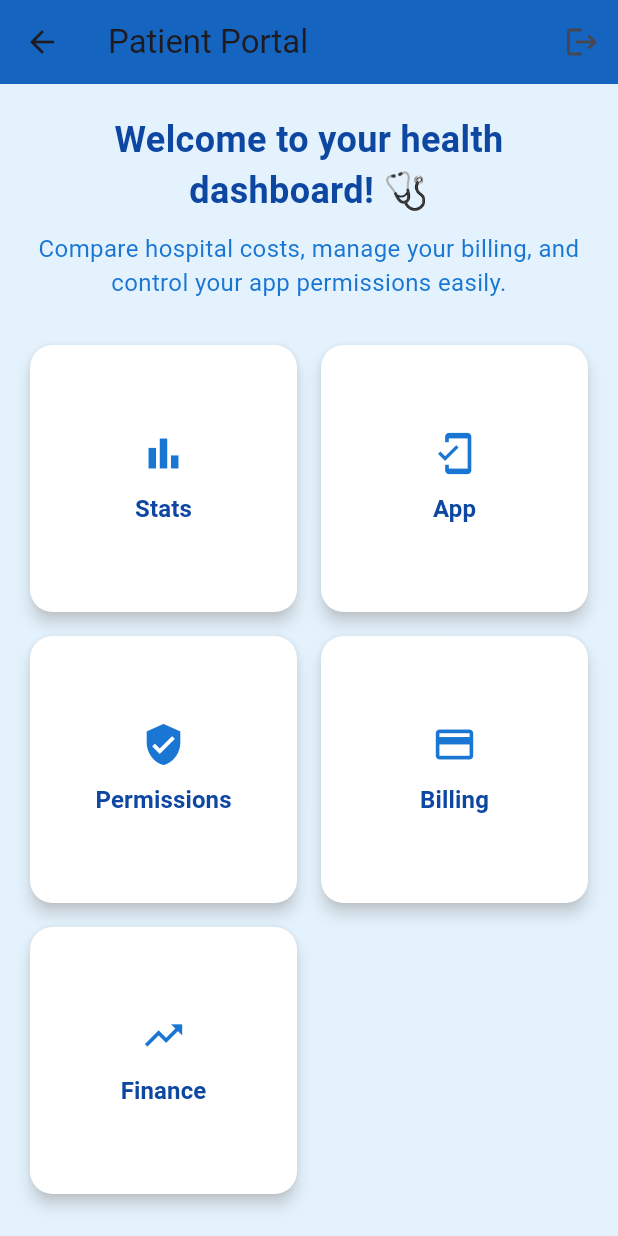
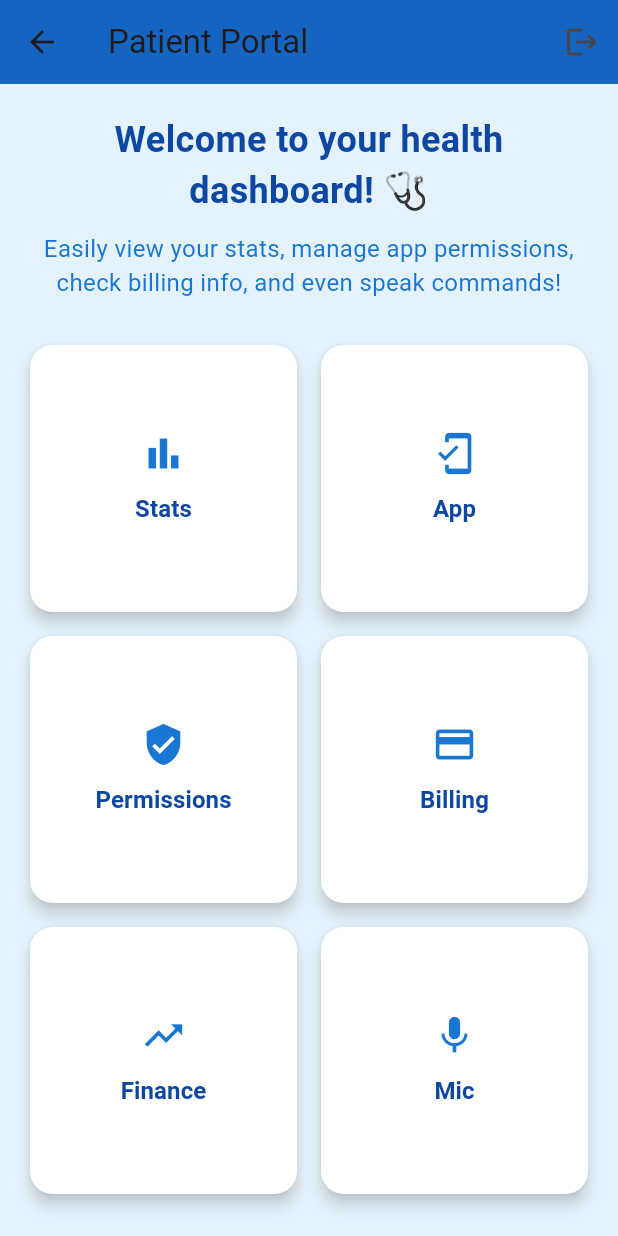
Before and after one commit to zunaira123457/weHack-Hackathon-, a Flutter app: the screen it shows after launch, after a tap on "Login", on a phone screen of 412 x 824 dp. Run offline on Flutter 3.47's test engine with Material 3 defaults, Android fonts, the light colour scheme and no system bars; our stand-ins replace camera, speech_to_text; missing offline and left inert: google_ml_kit; Roboto replaces fonts that are missing (Arial).

Commit message:
commit#2

```diff
--- a/lib/main.dart
+++ b/lib/main.dart
@@ -1,18 +1,57 @@
 import 'package:flutter/material.dart';
 import 'screens/patient_portal.dart';
 import 'screens/hospital_portal.dart';
-//import 'screens/patient_permissions.dart';
+import 'screens/patient_permissions.dart';
+import 'screens/patient_billing.dart';
+import 'screens/patient_finance.dart';
+import 'screens/speech_to_text.dart';
+import 'screens/insurance_card_scanner.dart';
 
 void main() {
-  runApp(MaterialApp(
+  runApp(MediMeshApp());
+}
+
+class MediMeshApp extends StatelessWidget {
+  @override
+  Widget build(BuildContext context) {
+    return MaterialApp(
       debugShowCheckedModeBanner: false,
       title: 'MediMesh',
       theme: ThemeData(
-      primarySwatch: Colors.indigo,
-      scaffoldBackgroundColor: Colors.blue[100],
+        primarySwatch: Colors.blue,
+        scaffoldBackgroundColor: Colors.white,
+        fontFamily: 'Arial',
+        inputDecorationTheme: InputDecorationTheme(
+          filled: true,
+          fillColor: Colors.grey[100],
+          border: OutlineInputBorder(
+            borderRadius: BorderRadius.circular(12),
+            borderSide: BorderSide.none,
+          ),
+        ),
+        elevatedButtonTheme: ElevatedButtonThemeData(
+          style: ElevatedButton.styleFrom(
+            backgroundColor: Colors.blueAccent,
+            foregroundColor: Colors.white,
+            padding: EdgeInsets.symmetric(horizontal: 30, vertical: 14),
+            shape: RoundedRectangleBorder(
+              borderRadius: BorderRadius.circular(12),
+            ),
+          ),
+        ),
       ),
       home: LoginScreen(),
-  ));
+      routes: {
+        '/patient': (context) => PatientPortal(),
+        '/hospital': (context) => HospitalPortal(),
+        '/permissions': (context) => PatientPermissionsScreen(),
+        '/billing': (context) => PatientBillingScreen(),
+        '/finance': (context) => PatientFinanceScreen(),
+        '/voice': (context) => SpeechRecognitionPage(),
+        '/scanner': (context) => InsuranceCardScanner(),
+      },
+    );
+  }
 }
 
 class LoginScreen extends StatefulWidget {
@@ -23,104 +62,110 @@ class LoginScreen extends StatefulWidget {
 class _LoginScreenState extends State<LoginScreen> {
   final TextEditingController emailController = TextEditingController();
   final TextEditingController passwordController = TextEditingController();
-  String userType = 'patient'; // default selection
-
-  void handleLogin() {
-    if (userType == 'hospital') {
-      Navigator.push(
-        context,
-        MaterialPageRoute(builder: (context) => HospitalPortal()),
-      );
-    } else {
-      Navigator.push(
-        context,
-        MaterialPageRoute(builder: (context) => PatientPortal()),
-      );
-    }
-  }
+  String userType = 'Patient';
 
   @override
   Widget build(BuildContext context) {
     return Scaffold(
-      backgroundColor: Colors.blue[100],
       appBar: AppBar(
         title: Text('Login'),
         centerTitle: true,
-        backgroundColor: Colors.blue[100],
+        backgroundColor: Colors.blue[700],
       ),
-      body: Padding(
-        padding: const EdgeInsets.all(24.0),
+      body: SafeArea(
+        child: SingleChildScrollView(
+          padding: const EdgeInsets.symmetric(horizontal: 24.0, vertical: 32.0),
           child: Column(
             mainAxisAlignment: MainAxisAlignment.center,
             children: [
+              SizedBox(height: 20),
               Text(
-              'Welcome to MediMesh',
+                '🐾 Welcome to MediMesh',
                 style: TextStyle(
-                fontSize: 24,
+                  fontSize: 26,
                   fontWeight: FontWeight.bold,
                   color: Colors.blue[900],
                 ),
+                textAlign: TextAlign.center,
               ),
-            SizedBox(height: 20),
+              SizedBox(height: 12),
+              Text(
+                'Helping you access your healthcare simply 💙',
+                style: TextStyle(fontSize: 16, color: Colors.blueGrey),
+                textAlign: TextAlign.center,
+              ),
+              SizedBox(height: 30),
               TextField(
                 controller: emailController,
+                keyboardType: TextInputType.emailAddress,
                 decoration: InputDecoration(
                   labelText: 'Email',
-                border: OutlineInputBorder(),
-                filled: true,
-                fillColor: Colors.white,
+                  hintText: 'e.g. admin@hospital.com or user@gmail.com',
+                  prefixIcon: Icon(Icons.email),
                 ),
               ),
-            SizedBox(height: 12),
+              SizedBox(height: 16),
               TextField(
                 controller: passwordController,
                 obscureText: true,
                 decoration: InputDecoration(
                   labelText: 'Password',
-                border: OutlineInputBorder(),
-                filled: true,
-                fillColor: Colors.white,
+                  prefixIcon: Icon(Icons.lock),
                 ),
               ),
               SizedBox(height: 20),
               Row(
+                mainAxisAlignment: MainAxisAlignment.center,
                 children: [
-                Text("I am a:",
-                    style: TextStyle(fontSize: 16, color: Colors.blue[900])),
+                  Text("I'm a:", style: TextStyle(fontSize: 16)),
                   SizedBox(width: 10),
                   DropdownButton<String>(
                     value: userType,
-                  onChanged: (String? value) {
+                    onChanged: (value) {
                       setState(() {
                         userType = value!;
                       });
                     },
-                  items: [
-                    DropdownMenuItem(
-                      value: 'patient',
-                      child: Text('Patient'),
-                    ),
-                    DropdownMenuItem(
-                      value: 'hospital',
-                      child: Text('Hospital'),
+                    items: ['Patient', 'Hospital']
+                        .map((type) => DropdownMenuItem(
+                              value: type,
+                              child: Text(type),
+                            ))
+                        .toList(),
                   ),
                 ],
               ),
+              SizedBox(height: 30),
+              ElevatedButton.icon(
+                icon: Icon(Icons.login),
+                onPressed: () {
+                  String email = emailController.text.toLowerCase();
+
+                  // Hospital login logic
+                  bool isHospitalEmail = email.contains('@hospital.com') ||
+                      email.contains('admin') ||
+                      email.contains('staff') ||
+                      email.contains('hospital');
+
+                  if (userType == 'Hospital' && isHospitalEmail) {
+                    Navigator.pushNamed(context, '/hospital');
+                  } else if (userType == 'Patient' && !isHospitalEmail) {
+                    Navigator.pushNamed(context, '/patient');
+                  } else {
+                    ScaffoldMessenger.of(context).showSnackBar(
+                      SnackBar(
+                        content: Text(
+                          '🚫 Invalid login. Please use the correct account for your role.',
+                        ),
+                        backgroundColor: Colors.redAccent,
+                      ),
+                    );
+                  }
+                },
+                label: Text('Login'),
+              ),
             ],
           ),
-            SizedBox(height: 24),
-            ElevatedButton(
-              onPressed: handleLogin,
-              style: ElevatedButton.styleFrom(
-                padding: EdgeInsets.symmetric(horizontal: 40, vertical: 15),
-                backgroundColor: Colors.blue[800],
-              ),
-              child: Text(
-                'Login',
-                style: TextStyle(fontSize: 16, color: Colors.white),
-              ),
-            ),
-          ],
         ),
       ),
     );
--- a/lib/screens/patient_portal.dart
+++ b/lib/screens/patient_portal.dart
@@ -1,7 +1,8 @@
 import 'package:flutter/material.dart';
-import 'patient_permissions.dart'; // Permissions screen
-import 'patient_billing.dart'; // Billing screen
-import 'patient_finance.dart'; // Finance screen (updated to compare hospital prices)
+import 'patient_permissions.dart';
+import 'patient_billing.dart';
+import 'patient_finance.dart';
+import 'speech_to_text.dart';
 
 class PatientPortal extends StatelessWidget {
   final List<String> hospitals = [
@@ -40,7 +41,7 @@ class PatientPortal extends StatelessWidget {
             ),
             SizedBox(height: 10),
             Text(
-              "Compare hospital costs, manage your billing, and control your app permissions easily.",
+              "Easily view your stats, manage app permissions, check billing info, and even speak commands!",
               textAlign: TextAlign.center,
               style: TextStyle(fontSize: 16, color: Colors.blue[700]),
             ),
@@ -58,6 +59,8 @@ class PatientPortal extends StatelessWidget {
                     context, "Permissions", Icons.verified_user),
                 _buildDashboardButton(context, "Billing", Icons.payment),
                 _buildDashboardButton(context, "Finance", Icons.trending_up),
+                _buildDashboardButton(
+                    context, "Mic", Icons.mic), // 🎙️ New voice input
               ],
             ),
             SizedBox(height: 30),
@@ -112,21 +115,20 @@ class PatientPortal extends StatelessWidget {
       onPressed: () {
         if (title == "Permissions") {
           Navigator.push(
-            context,
-            MaterialPageRoute(builder: (context) => PatientPermissionsScreen()),
-          );
+              context,
+              MaterialPageRoute(
+                  builder: (context) => PatientPermissionsScreen()));
         } else if (title == "Billing") {
-          Navigator.push(
-            context,
-            MaterialPageRoute(builder: (context) => PatientBillingScreen()),
-          );
+          Navigator.push(context,
+              MaterialPageRoute(builder: (context) => PatientBillingScreen()));
         } else if (title == "Finance") {
-          Navigator.push(
-            context,
-            MaterialPageRoute(builder: (context) => PatientFinanceScreen()),
-          );
+          Navigator.push(context,
+              MaterialPageRoute(builder: (context) => PatientFinanceScreen()));
+        } else if (title == "Mic") {
+          Navigator.push(context,
+              MaterialPageRoute(builder: (context) => SpeechRecognitionPage()));
         }
-        // You can add similar conditions for Stats and App later
+        // Add more routes for Stats and App if needed
       },
       child: Column(
         mainAxisAlignment: MainAxisAlignment.center,
```
Also changed, not shown: lib/screens/insurance_card_scanner.dart (added, +171 -0 lines), lib/screens/patient_billing.dart (+68 -33 lines), lib/screens/speech_to_text.dart (added, +107 -0 lines), pubspec.yaml (+9 -0 lines), pubspec.lock, 12 other files. Lines whose indentation alone changed are shown as unchanged.
